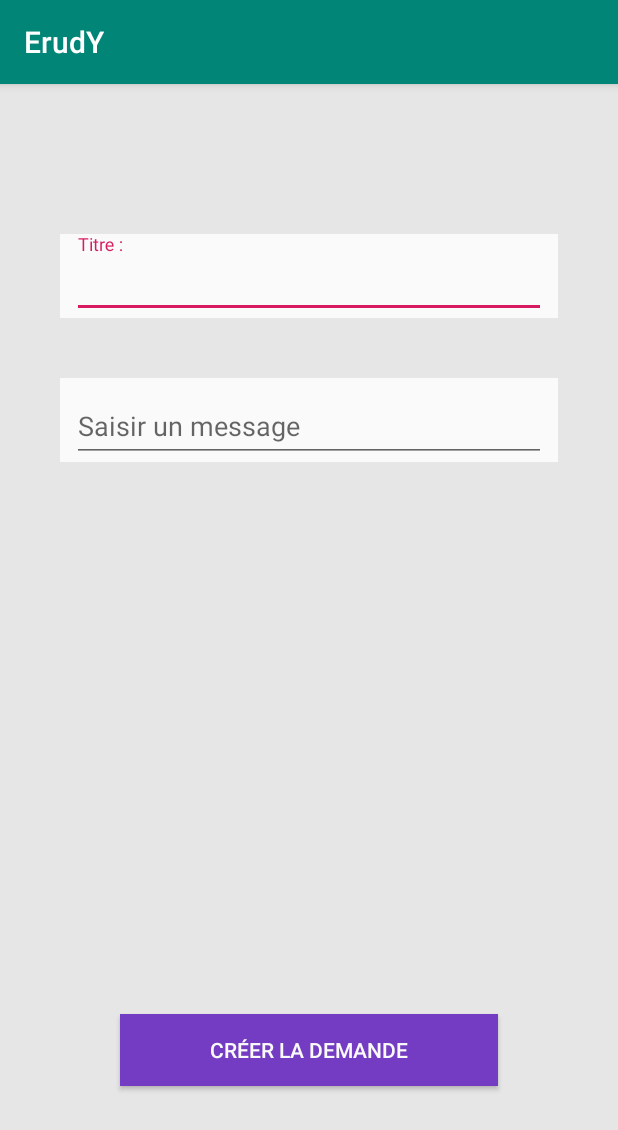
After one commit to NoeColin/ErudY, an Android app: the fragment RequestCreationFragment shown on its own in the app's theme, on a phone screen of 412 x 824 dp. The commit adds this screen. Shown: the top 1130 px of the screen. Run offline under Robolectric (Android 15) with nearby library versions, the phone set to English and light mode, and no system bars; our stand-ins replace Dagger/Hilt's generated code.

Commit message:
formulaire de création de demande

```diff
--- /dev/null
+++ b/app/src/main/java/com/example/erudy/presentation/presenter/presenter/RequestCreationFragmentPresenter.kt
@@ -0,0 +1,12 @@
+package com.example.erudy.presentation.presenter.presenter
+
+import com.example.erudy.base.BasePresenter
+import com.example.erudy.presentation.presenter.view.RequestCreationView
+import javax.inject.Inject
+
+
+class RequestCreationFragmentPresenter
+@Inject
+constructor(): BasePresenter<RequestCreationView>() {
+
+}
--- /dev/null
+++ b/app/src/main/java/com/example/erudy/presentation/presenter/view/RequestCreationView.kt
@@ -0,0 +1,10 @@
+package com.example.erudy.presentation.presenter.view
+
+import com.example.erudy.base.BaseView
+
+
+interface RequestCreationView: BaseView {
+    fun displayLoader()
+    fun hideLoader()
+    fun showError(errorMessage: String)
+}
--- /dev/null
+++ b/app/src/main/java/com/example/erudy/presentation/ui/fragments/RequestCreationFragment.kt
@@ -0,0 +1,49 @@
+package com.example.erudy.presentation.ui.fragments
+
+import android.content.Context
+import android.os.Bundle
+import android.view.View
+import android.widget.Toast
+import com.example.erudy.R
+import com.example.erudy.base.BaseFragment
+import com.example.erudy.presentation.presenter.presenter.RequestCreationFragmentPresenter
+import com.example.erudy.presentation.presenter.view.RequestCreationView
+import dagger.android.support.AndroidSupportInjection
+import kotlinx.android.synthetic.main.fragment_request_creation.*
+import javax.inject.Inject
+
+
+class RequestCreationFragment : BaseFragment<RequestCreationFragmentPresenter>(),
+    RequestCreationView {
+
+    @Inject
+    override lateinit var presenter: RequestCreationFragmentPresenter
+    override val layoutId: Int = R.layout.fragment_request_creation
+
+    override fun onActivityCreated(savedInstanceState: Bundle?) {
+        super.onActivityCreated(savedInstanceState)
+        presenter.attach(this)
+    }
+
+    override fun onAttach(context: Context?) {
+        AndroidSupportInjection.inject(this)
+        super.onAttach(context)
+    }
+
+    override fun displayLoader() {
+        loader.visibility = View.VISIBLE
+    }
+
+    override fun hideLoader() {
+        loader.visibility = View.GONE
+    }
+
+    override fun showError(errorMessage: String) {
+        Toast.makeText(context, errorMessage, Toast.LENGTH_SHORT).show()
+    }
+
+    override fun onViewCreated(view: View, savedInstanceState: Bundle?) {
+        super.onViewCreated(view, savedInstanceState)
+
+    }
+}
--- /dev/null
+++ b/app/src/main/res/layout/fragment_request_creation.xml
@@ -0,0 +1,89 @@
+<?xml version="1.0" encoding="utf-8"?>
+<androidx.constraintlayout.widget.ConstraintLayout xmlns:android="http://schemas.android.com/apk/res/android"
+    xmlns:tools="http://schemas.android.com/tools"
+    android:layout_width="match_parent"
+    android:layout_height="match_parent"
+    xmlns:app="http://schemas.android.com/apk/res-auto"
+    android:background="@color/colorOffWhite"
+    tools:context=".presentation.ui.fragments.RequestCreationFragment">
+
+
+    <com.google.android.material.textfield.TextInputLayout
+        android:id="@+id/input_request_creation_title"
+        android:layout_width="match_parent"
+        android:layout_height="wrap_content"
+        app:layout_constraintTop_toTopOf="parent"
+        app:layout_constraintEnd_toEndOf="parent"
+        app:layout_constraintStart_toStartOf="parent"
+        android:background="@color/colorWhite"
+        android:layout_marginTop="100dp"
+        android:layout_marginStart="40dp"
+        android:layout_marginEnd="40dp"
+        android:layout_marginBottom="8dp">
+        <com.google.android.material.textfield.TextInputEditText
+            android:id="@+id/edit_request_creation_title"
+            android:layout_width="match_parent"
+            android:layout_height="wrap_content"
+            android:layout_marginStart="8dp"
+            android:layout_marginEnd="8dp"
+            android:ems="10"
+            android:hint="@string/text_title"
+            android:inputType="textEmailAddress"
+            app:layout_constraintEnd_toEndOf="parent"
+            app:layout_constraintStart_toStartOf="parent"/>
+    </com.google.android.material.textfield.TextInputLayout>
+
+    <com.google.android.material.textfield.TextInputLayout
+        android:id="@+id/input_request_creation_content"
+        android:layout_width="match_parent"
+        android:layout_height="wrap_content"
+        app:layout_constraintTop_toBottomOf="@+id/input_request_creation_title"
+        app:layout_constraintEnd_toEndOf="@+id/input_request_creation_title"
+        app:layout_constraintStart_toStartOf="@+id/input_request_creation_title"
+        android:background="@color/colorWhite"
+        android:layout_marginTop="40dp"
+        android:layout_marginStart="40dp"
+        android:layout_marginEnd="40dp"
+        android:layout_marginBottom="8dp">
+
+        <com.google.android.material.textfield.TextInputEditText
+            android:id="@+id/edit_request_creation_content"
+            android:layout_width="match_parent"
+            android:layout_height="wrap_content"
+            android:layout_marginStart="8dp"
+            android:layout_marginEnd="8dp"
+            android:hint="@string/message"
+            android:inputType="textMultiLine"
+            app:layout_constraintEnd_toEndOf="parent"
+            app:layout_constraintStart_toStartOf="parent"
+            app:layout_constraintTop_toBottomOf="@+id/input_request_creation_title" />
+    </com.google.android.material.textfield.TextInputLayout>
+
+
+    <Button
+        android:id="@+id/create_request_button"
+        android:layout_width="match_parent"
+        android:layout_height="wrap_content"
+        android:layout_marginStart="80dp"
+        android:layout_marginEnd="80dp"
+        android:layout_marginBottom="100dp"
+        android:text="Créer la demande"
+        android:background="@color/colorErudYBackground"
+        android:textColor="@color/colorWhite"
+        app:layout_constraintBottom_toBottomOf="parent"
+        app:layout_constraintEnd_toEndOf="parent"
+        app:layout_constraintStart_toStartOf="parent" />
+
+    <ProgressBar
+        android:id="@+id/loader"
+        style="?android:attr/progressBarStyle"
+        android:layout_width="wrap_content"
+        android:layout_height="wrap_content"
+        android:visibility="gone"
+        app:layout_constraintBottom_toBottomOf="parent"
+        app:layout_constraintEnd_toEndOf="parent"
+        app:layout_constraintStart_toStartOf="parent"
+        app:layout_constraintTop_toTopOf="parent"
+        tools:visibility="visible" />
+
+</androidx.constraintlayout.widget.ConstraintLayout>
--- a/app/src/main/res/values/colors.xml
+++ b/app/src/main/res/values/colors.xml
@@ -7,4 +7,10 @@
     <color name="colorWhite">#FAFAFA</color>
     <color name="colorYnovGreen">#23B2A4</color>
     <color name="colorYnovPink">#EC4363</color>
+
+    <color name="colorErudYPrimary">#731D4C</color>
+    <color name="colorErudYPrimaryDark">#390E42</color>
+    <color name="colorErudYBackground">#743CC2</color>
+    <color name="colorErudYFour">#C2271D</color>
+    <color name="colorErudYLight">#FF743D</color>
 </resources>
--- a/app/src/main/res/values/strings.xml
+++ b/app/src/main/res/values/strings.xml
@@ -28,6 +28,7 @@
     <string name="request_by">Par Bilbon Sacquet</string>
     <string name="by">Par %s</string>
     <string name="creation_date">le %s</string>
+    <string name="text_title">Titre :</string>
 
 
     <string name="lorem_ipsum_short">Lorem ipsum</string>
```
